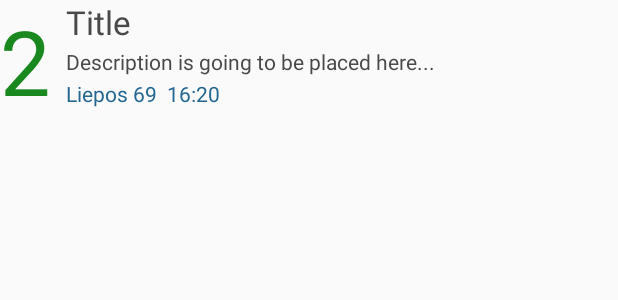
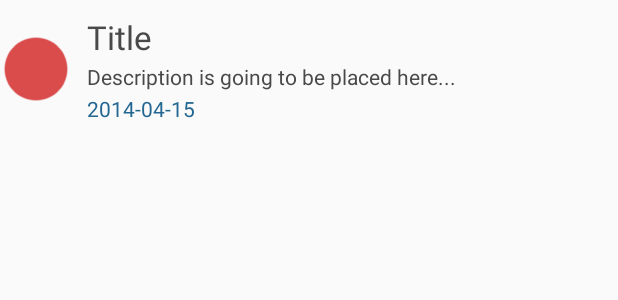
Before and after one commit to ernestaszdanys/mobile_apps_university, an Android app: the layout note_item.xml on its own in the app's theme, with its tools: preview values and no code run, on a phone screen of 412 x 824 dp. Shown: the top 300 px of the screen. Run offline under Robolectric (Android 15) with nearby library versions, the phone set to English and light mode, and no system bars.

Commit message:
Added importance icons. Edited note_item layout.

```diff
--- a/ToDoList/app/src/main/java/com/marius/ernestas/todolist/NoteAdapter.java
+++ b/ToDoList/app/src/main/java/com/marius/ernestas/todolist/NoteAdapter.java
@@ -6,6 +6,7 @@ import android.view.LayoutInflater;
 import android.view.View;
 import android.view.ViewGroup;
 import android.widget.BaseAdapter;
+import android.widget.ImageView;
 import android.widget.TextView;
 
 import com.marius.ernestas.todolist.database.Note;
@@ -43,7 +44,7 @@ public class NoteAdapter extends BaseAdapter {
             view = layoutInflater.inflate(R.layout.note_item, null);
         }
 
-        TextView importanceTextView = (TextView) view.findViewById(R.id.textViewImportance);
+        ImageView importanceImageView = (ImageView) view.findViewById(R.id.imageViewImportance);
         TextView titleTextView = (TextView) view.findViewById(R.id.textViewTitle);
         TextView descriptionTextView = (TextView) view.findViewById(R.id.textViewDescription);
         TextView dateTextView = (TextView) view.findViewById(R.id.textViewDate);
@@ -51,7 +52,18 @@ public class NoteAdapter extends BaseAdapter {
         Note note = getItem(position);
 
         if (note != null) {
-            importanceTextView.setText(String.valueOf(note.getImportance()));
+            switch (note.getImportance()) {
+                case 1:
+                    // Using deprecated setBackgroundDrawable method in order to support api level 10
+                    importanceImageView.setBackgroundDrawable(context.getResources().getDrawable(R.drawable.important));
+                    break;
+                case 2:
+                    importanceImageView.setBackgroundDrawable(context.getResources().getDrawable(R.drawable.major));
+                    break;
+                case 3:
+                    importanceImageView.setBackgroundDrawable(context.getResources().getDrawable(R.drawable.primary));
+                    break;
+            }
             titleTextView.setText(note.getTitle());
             descriptionTextView.setText(note.getDescription());
             dateTextView.setText(note.getDate());
--- a/ToDoList/app/src/main/res/layout/fragment_add_note.xml
+++ b/ToDoList/app/src/main/res/layout/fragment_add_note.xml
@@ -42,7 +42,7 @@
         android:layout_height="wrap_content"
         android:text="Importance"
         android:textSize="@dimen/text_medium"
-        android:id="@+id/textViewImportance"
+        android:id="@+id/imageViewImportance"
         android:layout_below="@+id/textViewDate"
         android:layout_alignParentLeft="true"
         android:layout_alignParentStart="true" />
--- a/ToDoList/app/src/main/res/layout/note_item.xml
+++ b/ToDoList/app/src/main/res/layout/note_item.xml
@@ -1,21 +1,35 @@
-<RelativeLayout
+<TableLayout
     android:layout_width="fill_parent"
     android:layout_height="fill_parent"
+    android:layout_marginTop="@dimen/note_item_margin"
+    android:layout_marginBottom="@dimen/note_item_margin"
     xmlns:android="http://schemas.android.com/apk/res/android">
 
-    <TextView
+    <TableRow
+        android:layout_width="fill_parent"
+        android:layout_height="fill_parent">
+
+        <LinearLayout
+            android:orientation="vertical"
             android:layout_width="wrap_content"
             android:layout_height="wrap_content"
-        android:textAppearance="?android:attr/textAppearanceLarge"
-        android:text="2"
-        android:id="@+id/textViewImportance"
-        android:textSize="60dp"
-        android:textColor="@color/textHighlight"
-        android:layout_marginRight="@dimen/entry_item_importance_text_margin"
-        android:layout_marginEnd="@dimen/entry_item_importance_text_margin"
-        android:layout_alignParentTop="true"
-        android:layout_alignParentLeft="true"
-        android:layout_alignParentStart="true" />
+            android:layout_gravity="center_vertical"
+            android:layout_marginRight="@dimen/note_item_importance_text_margin"
+            android:layout_marginEnd="@dimen/note_item_importance_text_margin"
+            android:layout_column="0">
+
+            <ImageView
+                android:layout_width="fill_parent"
+                android:layout_height="fill_parent"
+                android:id="@+id/imageViewImportance"
+                android:background="@drawable/primary" />
+        </LinearLayout>
+
+        <LinearLayout
+            android:orientation="vertical"
+            android:layout_width="wrap_content"
+            android:layout_height="wrap_content"
+            android:layout_column="1">
 
             <TextView
                 android:layout_width="wrap_content"
@@ -23,10 +37,7 @@
                 android:text="Title"
                 android:textSize="@dimen/text_large"
                 android:textColor="@color/textSimple"
-        android:id="@+id/textViewTitle"
-        android:layout_alignParentTop="true"
-        android:layout_toRightOf="@+id/textViewImportance"
-        android:layout_toEndOf="@+id/textViewImportance" />
+                android:id="@+id/textViewTitle" />
 
             <TextView
                 android:layout_width="wrap_content"
@@ -36,19 +47,15 @@
                 android:textSize="@dimen/text_small"
                 android:textColor="@color/textSimple"
                 android:layout_marginTop="@dimen/note_item_text_view_margin"
-        android:layout_marginBottom="@dimen/note_item_text_view_margin"
-        android:layout_below="@+id/textViewTitle"
-        android:layout_toRightOf="@+id/textViewImportance"
-        android:layout_toEndOf="@+id/textViewImportance" />
+                android:layout_marginBottom="@dimen/note_item_text_view_margin" />
 
             <TextView
                 android:layout_width="wrap_content"
                 android:layout_height="wrap_content"
-        android:text="Liepos 69  16:20"
+                android:text="2014-04-15"
                 android:id="@+id/textViewDate"
                 android:textSize="@dimen/text_small"
-        android:textColor="@color/textHighlight2"
-        android:layout_below="@+id/textViewDescription"
-        android:layout_alignLeft="@+id/textViewDescription"
-        android:layout_alignStart="@+id/textViewDescription" />
-</RelativeLayout>
+                android:textColor="@color/textHighlight2" />
+        </LinearLayout>
+    </TableRow>
+</TableLayout>
--- a/ToDoList/app/src/main/res/values/dimens.xml
+++ b/ToDoList/app/src/main/res/values/dimens.xml
@@ -11,7 +11,8 @@
     <dimen name="buttons_gap">25dp</dimen>
     <dimen name="drawer_item_padding">10dp</dimen>
     <dimen name="note_item_padding">10dp</dimen>
-    <dimen name="entry_item_importance_text_margin">10dp</dimen>
+    <dimen name="note_item_importance_text_margin">10dp</dimen>
     <dimen name="note_item_text_view_margin">2dp</dimen>
+    <dimen name="note_item_margin">10dp</dimen>
 
 </resources>
```
Also changed, not shown: ToDoList/app/src/main/res/drawable-hdpi/important.png (added), ToDoList/app/src/main/res/drawable-hdpi/major.png (added), ToDoList/app/src/main/res/drawable-hdpi/primary.png (added), ToDoList/app/src/main/res/drawable-mdpi/important.png (added), ToDoList/app/src/main/res/drawable-mdpi/major.png (added), ToDoList/app/src/main/res/drawable-mdpi/primary.png (added), ToDoList/app/src/main/res/drawable-xhdpi/important.png (added), ToDoList/app/src/main/res/drawable-xhdpi/major.png (added), ToDoList/app/src/main/res/drawable-xhdpi/primary.png (added), ToDoList/app/src/main/res/drawable-xxhdpi/important.png (added), ToDoList/app/src/main/res/drawable-xxhdpi/major.png (added), ToDoList/app/src/main/res/drawable-xxhdpi/primary.png (added), ToDoList/app/src/main/res/drawable-xxxhdpi/important.png (added), ToDoList/app/src/main/res/drawable-xxxhdpi/major.png (added), 1 more files. Lines whose indentation alone changed are shown as unchanged.
